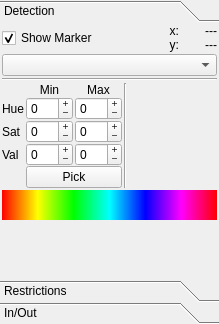
This is ui/tab_featuresUi.ui in wonkoderverstaendige/Spotter as Qt 5 draws it before an edit. The edited form follows.
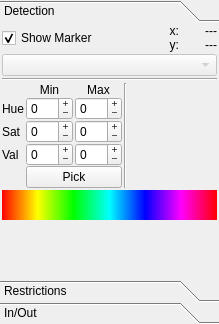
This is the edited form.

Patch:
```diff
--- a/ui/tab_featuresUi.ui
+++ b/ui/tab_featuresUi.ui
@@ -312,6 +312,9 @@
          </item>
          <item row="8" column="0">
           <widget class="QComboBox" name="combo_label">
+           <property name="enabled">
+            <bool>false</bool>
+           </property>
            <property name="editable">
             <bool>false</bool>
            </property>
```
